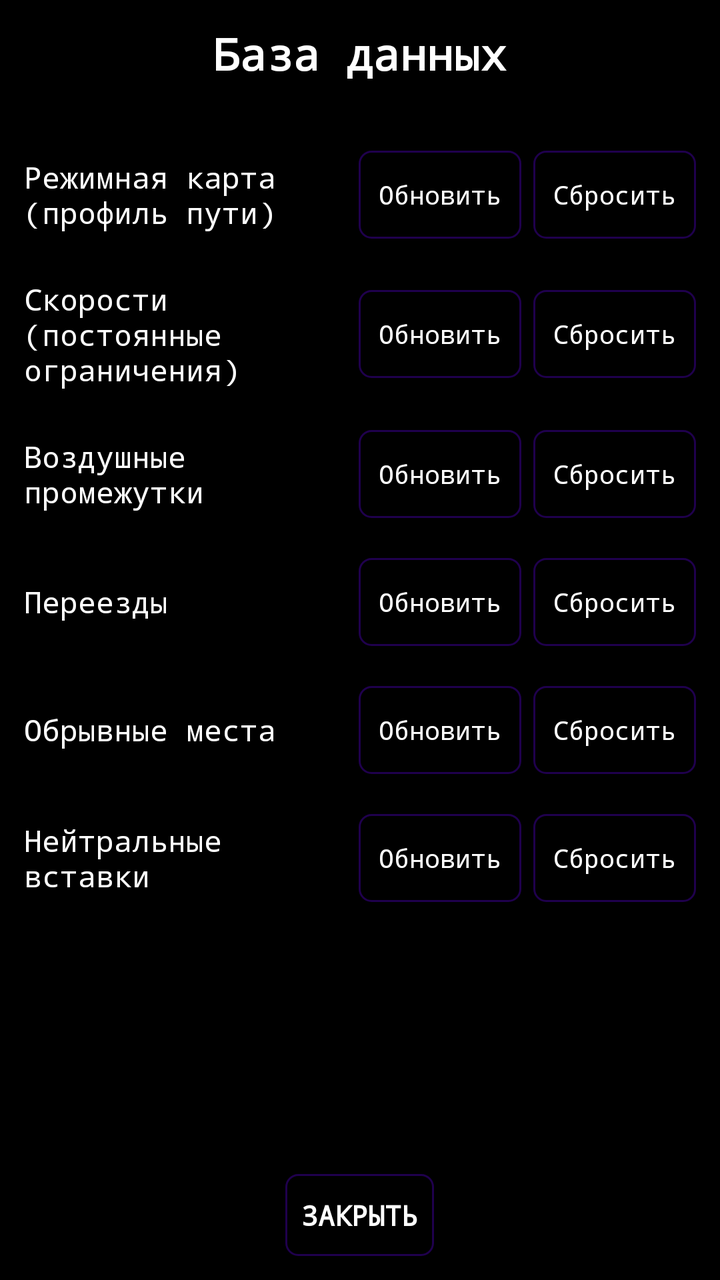
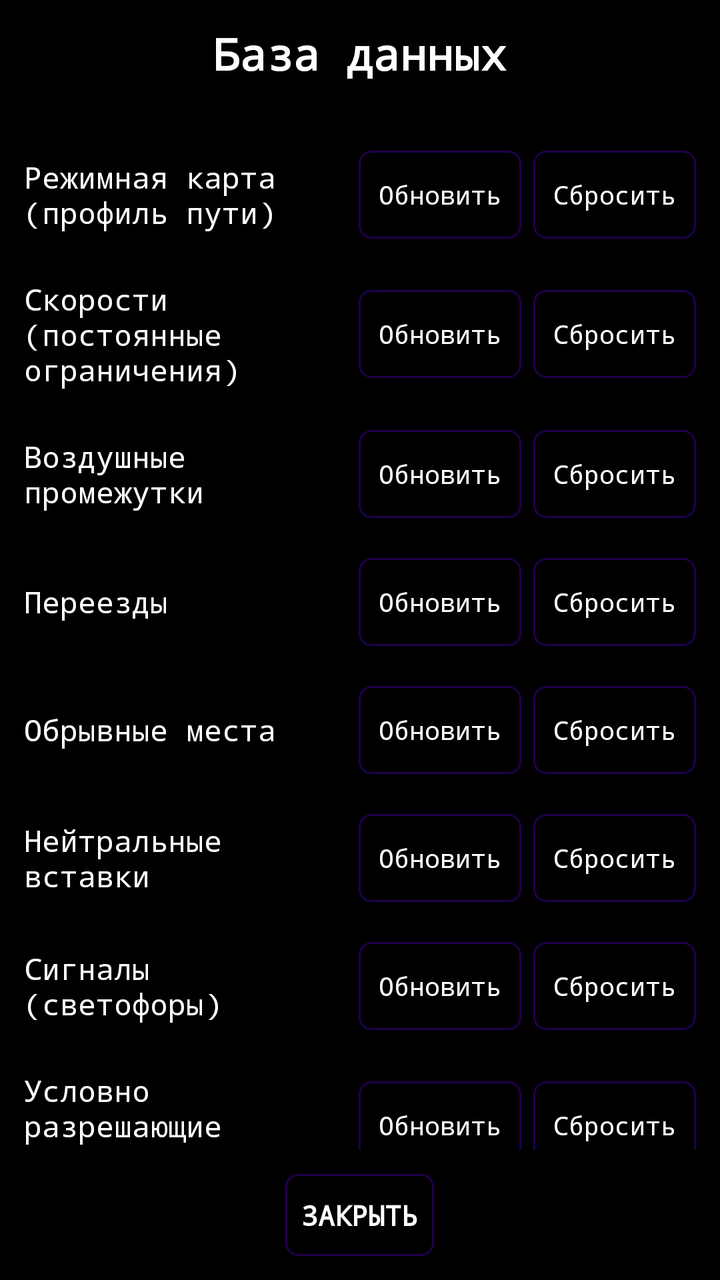

Compare the two renders of this Android layout. The source of the first and the diff that turns it into the second are given below.
<!-- AndroidManifest.xml: application theme Theme.TrainDriverApp -->
<!-- res/layout/activity_database.xml -->
<?xml version="1.0" encoding="utf-8"?>
<LinearLayout xmlns:android="http://schemas.android.com/apk/res/android"
    android:layout_width="match_parent"
    android:layout_height="match_parent"
    android:background="#000000"
    android:orientation="vertical">

    <TextView
        android:layout_width="match_parent"
        android:layout_height="wrap_content"
        android:text="База данных"
        android:textColor="#FFFFFF"
        android:textStyle="bold"
        android:fontFamily="monospace"
        android:textSize="22sp"
        android:gravity="center"
        android:paddingTop="12dp"
        android:paddingBottom="12dp" />

    <ScrollView
        android:layout_width="match_parent"
        android:layout_height="0dp"
        android:layout_weight="1">

        <LinearLayout
            android:layout_width="match_parent"
            android:layout_height="wrap_content"
            android:orientation="vertical"
            android:padding="12dp">

            
            <LinearLayout style="@style/DatabaseRow">
                <TextView style="@style/DatabaseRowLabel" android:text="Режимная карта (профиль пути)" />
                <TextView android:id="@+id/reliefStatusText" style="@style/DatabaseRowStatus" />
                <Button android:id="@+id/reliefUpdateButton" style="@style/MenuButtonSmall" android:text="Обновить" />
                <Button android:id="@+id/reliefResetButton" style="@style/MenuButtonSmall" android:text="Сбросить" android:layout_marginStart="6dp" />
            </LinearLayout>

            
            <LinearLayout style="@style/DatabaseRow">
                <TextView style="@style/DatabaseRowLabel" android:text="Скорости (постоянные ограничения)" />
                <TextView android:id="@+id/speedStatusText" style="@style/DatabaseRowStatus" />
                <Button android:id="@+id/speedUpdateButton" style="@style/MenuButtonSmall" android:text="Обновить" />
                <Button android:id="@+id/speedResetButton" style="@style/MenuButtonSmall" android:text="Сбросить" android:layout_marginStart="6dp" />
            </LinearLayout>

            
            <LinearLayout style="@style/DatabaseRow">
                <TextView style="@style/DatabaseRowLabel" android:text="Воздушные промежутки" />
                <TextView android:id="@+id/airGapStatusText" style="@style/DatabaseRowStatus" />
                <Button android:id="@+id/airGapUpdateButton" style="@style/MenuButtonSmall" android:text="Обновить" />
                <Button android:id="@+id/airGapResetButton" style="@style/MenuButtonSmall" android:text="Сбросить" android:layout_marginStart="6dp" />
            </LinearLayout>

            
            <LinearLayout style="@style/DatabaseRow">
                <TextView style="@style/DatabaseRowLabel" android:text="Переезды" />
                <TextView android:id="@+id/crossingStatusText" style="@style/DatabaseRowStatus" />
                <Button android:id="@+id/crossingUpdateButton" style="@style/MenuButtonSmall" android:text="Обновить" />
                <Button android:id="@+id/crossingResetButton" style="@style/MenuButtonSmall" android:text="Сбросить" android:layout_marginStart="6dp" />
            </LinearLayout>

            
            <LinearLayout style="@style/DatabaseRow">
                <TextView style="@style/DatabaseRowLabel" android:text="Обрывные места" />
                <TextView android:id="@+id/washoutStatusText" style="@style/DatabaseRowStatus" />
                <Button android:id="@+id/washoutUpdateButton" style="@style/MenuButtonSmall" android:text="Обновить" />
                <Button android:id="@+id/washoutResetButton" style="@style/MenuButtonSmall" android:text="Сбросить" android:layout_marginStart="6dp" />
            </LinearLayout>

            
            <LinearLayout style="@style/DatabaseRow">
                <TextView style="@style/DatabaseRowLabel" android:text="Нейтральные вставки" />
                <TextView android:id="@+id/neutralStatusText" style="@style/DatabaseRowStatus" />
                <Button android:id="@+id/neutralUpdateButton" style="@style/MenuButtonSmall" android:text="Обновить" />
                <Button android:id="@+id/neutralResetButton" style="@style/MenuButtonSmall" android:text="Сбросить" android:layout_marginStart="6dp" />
            </LinearLayout>

        </LinearLayout>
    </ScrollView>

    <Button
        android:id="@+id/databaseCloseButton"
        style="@style/HeaderToggleButton"
        android:layout_width="wrap_content"
        android:layout_height="wrap_content"
        android:layout_gravity="center"
        android:layout_margin="12dp"
        android:text="ЗАКРЫТЬ" />

</LinearLayout>
<!-- resources referenced by this layout -->
<resources>
  <style name="DatabaseRow">
          <item name="android:layout_width">match_parent</item>
          <item name="android:layout_height">wrap_content</item>
          <item name="android:orientation">horizontal</item>
          <item name="android:gravity">center_vertical</item>
          <item name="android:paddingTop">10dp</item>
          <item name="android:paddingBottom">10dp</item>
      </style>
  <style name="DatabaseRowLabel">
          <item name="android:layout_width">0dp</item>
          <item name="android:layout_height">wrap_content</item>
          <item name="android:layout_weight">1</item>
          <item name="android:textColor">#FFFFFF</item>
          <item name="android:fontFamily">monospace</item>
          <item name="android:textSize">15sp</item>
      </style>
  <style name="DatabaseRowStatus">
          <item name="android:layout_width">wrap_content</item>
          <item name="android:layout_height">wrap_content</item>
          <item name="android:fontFamily">monospace</item>
          <item name="android:textSize">12sp</item>
          <item name="android:layout_marginEnd">10dp</item>
      </style>
  <style name="HeaderToggleButton" parent="Widget.AppCompat.Button.Borderless">
          <item name="android:layout_width">wrap_content</item>
          <item name="android:layout_height">wrap_content</item>
          <item name="android:minWidth">0dp</item>
          <item name="android:minHeight">40dp</item>
          <item name="android:background">@drawable/bg_header_toggle</item>
          <item name="android:paddingStart">8dp</item>
          <item name="android:paddingEnd">8dp</item>
          <item name="android:paddingTop">5dp</item>
          <item name="android:paddingBottom">5dp</item>
          <item name="android:textColor">#FFFFFF</item>
          <item name="android:textStyle">bold</item>
          <item name="android:fontFamily">monospace</item>
          <item name="android:textSize">14sp</item>
          <item name="android:textAllCaps">false</item>
      </style>
  <style name="MenuButtonSmall" parent="Widget.AppCompat.Button.Borderless">
          <item name="android:layout_width">wrap_content</item>
          <item name="android:layout_height">44dp</item>
          <item name="android:minWidth">0dp</item>
          <item name="android:background">@drawable/bg_header_toggle</item>
          <item name="android:paddingStart">10dp</item>
          <item name="android:paddingEnd">10dp</item>
          <item name="android:textColor">#FFFFFF</item>
          <item name="android:fontFamily">monospace</item>
          <item name="android:textSize">13sp</item>
          <item name="android:textAllCaps">false</item>
      </style>
  <style name="Theme.TrainDriverApp" parent="Theme.MaterialComponents.DayNight.NoActionBar" />
  <!-- drawable bg_header_toggle (drawable) -->
  <?xml version="1.0" encoding="utf-8"?>
  <shape xmlns:android="http://schemas.android.com/apk/res/android" android:shape="rectangle">
      <corners android:radius="6dp" />
      <stroke android:width="1dp" android:color="#52FFFFFF" />
      <solid android:color="@android:color/transparent" />
  </shape>
</resources>

<!-- the commit's change to res/layout/activity_database.xml (unified diff, before → after) -->
@@ -76,6 +76,78 @@
                 <Button android:id="@+id/neutralResetButton" style="@style/MenuButtonSmall" android:text="Сбросить" android:layout_marginStart="6dp" />
             </LinearLayout>
 
+            
+            <LinearLayout style="@style/DatabaseRow">
+                <TextView style="@style/DatabaseRowLabel" android:text="Сигналы (светофоры)" />
+                <TextView android:id="@+id/trackSignalsStatusText" style="@style/DatabaseRowStatus" />
+                <Button android:id="@+id/trackSignalsUpdateButton" style="@style/MenuButtonSmall" android:text="Обновить" />
+                <Button android:id="@+id/trackSignalsResetButton" style="@style/MenuButtonSmall" android:text="Сбросить" android:layout_marginStart="6dp" />
+            </LinearLayout>
+
+            
+            <LinearLayout style="@style/DatabaseRow">
+                <TextView style="@style/DatabaseRowLabel" android:text="Условно разрешающие сигналы" />
+                <TextView android:id="@+id/conditionalSignalsStatusText" style="@style/DatabaseRowStatus" />
+                <Button android:id="@+id/conditionalSignalsUpdateButton" style="@style/MenuButtonSmall" android:text="Обновить" />
+                <Button android:id="@+id/conditionalSignalsResetButton" style="@style/MenuButtonSmall" android:text="Сбросить" android:layout_marginStart="6dp" />
+            </LinearLayout>
+
+            
+            <LinearLayout style="@style/DatabaseRow">
+                <TextView style="@style/DatabaseRowLabel" android:text="Блок-посты" />
+                <TextView android:id="@+id/blockPostsStatusText" style="@style/DatabaseRowStatus" />
+                <Button android:id="@+id/blockPostsUpdateButton" style="@style/MenuButtonSmall" android:text="Обновить" />
+                <Button android:id="@+id/blockPostsResetButton" style="@style/MenuButtonSmall" android:text="Сбросить" android:layout_marginStart="6dp" />
+            </LinearLayout>
+
+            
+            <LinearLayout style="@style/DatabaseRow">
+                <TextView style="@style/DatabaseRowLabel" android:text="Станции" />
+                <TextView android:id="@+id/stationsStatusText" style="@style/DatabaseRowStatus" />
+                <Button android:id="@+id/stationsUpdateButton" style="@style/MenuButtonSmall" android:text="Обновить" />
+                <Button android:id="@+id/stationsResetButton" style="@style/MenuButtonSmall" android:text="Сбросить" android:layout_marginStart="6dp" />
+            </LinearLayout>
+
+            
+            <LinearLayout style="@style/DatabaseRow">
+                <TextView style="@style/DatabaseRowLabel" android:text="Оповещения о станциях (голос)" />
+                <TextView android:id="@+id/stationAnnouncementsStatusText" style="@style/DatabaseRowStatus" />
+                <Button android:id="@+id/stationAnnouncementsUpdateButton" style="@style/MenuButtonSmall" android:text="Обновить" />
+                <Button android:id="@+id/stationAnnouncementsResetButton" style="@style/MenuButtonSmall" android:text="Сбросить" android:layout_marginStart="6dp" />
+            </LinearLayout>
+
+            
+            <LinearLayout style="@style/DatabaseRow">
+                <TextView style="@style/DatabaseRowLabel" android:text="Пробы тормозов" />
+                <TextView android:id="@+id/brakeTestsStatusText" style="@style/DatabaseRowStatus" />
+                <Button android:id="@+id/brakeTestsUpdateButton" style="@style/MenuButtonSmall" android:text="Обновить" />
+                <Button android:id="@+id/brakeTestsResetButton" style="@style/MenuButtonSmall" android:text="Сбросить" android:layout_marginStart="6dp" />
+            </LinearLayout>
+
+            
+            <LinearLayout style="@style/DatabaseRow">
+                <TextView style="@style/DatabaseRowLabel" android:text="КТСМ" />
+                <TextView android:id="@+id/ktsmStatusText" style="@style/DatabaseRowStatus" />
+                <Button android:id="@+id/ktsmUpdateButton" style="@style/MenuButtonSmall" android:text="Обновить" />
+                <Button android:id="@+id/ktsmResetButton" style="@style/MenuButtonSmall" android:text="Сбросить" android:layout_marginStart="6dp" />
+            </LinearLayout>
+
+            
+            <LinearLayout style="@style/DatabaseRow">
+                <TextView style="@style/DatabaseRowLabel" android:text="Осмотр поезда бригадой" />
+                <TextView android:id="@+id/trainInspectionStatusText" style="@style/DatabaseRowStatus" />
+                <Button android:id="@+id/trainInspectionUpdateButton" style="@style/MenuButtonSmall" android:text="Обновить" />
+                <Button android:id="@+id/trainInspectionResetButton" style="@style/MenuButtonSmall" android:text="Сбросить" android:layout_marginStart="6dp" />
+            </LinearLayout>
+
+            
+            <LinearLayout style="@style/DatabaseRow">
+                <TextView style="@style/DatabaseRowLabel" android:text="Линия маршрута (GPS)" />
+                <TextView android:id="@+id/routeStatusText" style="@style/DatabaseRowStatus" />
+                <Button android:id="@+id/routeUpdateButton" style="@style/MenuButtonSmall" android:text="Обновить" />
+                <Button android:id="@+id/routeResetButton" style="@style/MenuButtonSmall" android:text="Сбросить" android:layout_marginStart="6dp" />
+            </LinearLayout>
+
         </LinearLayout>
     </ScrollView>
 
